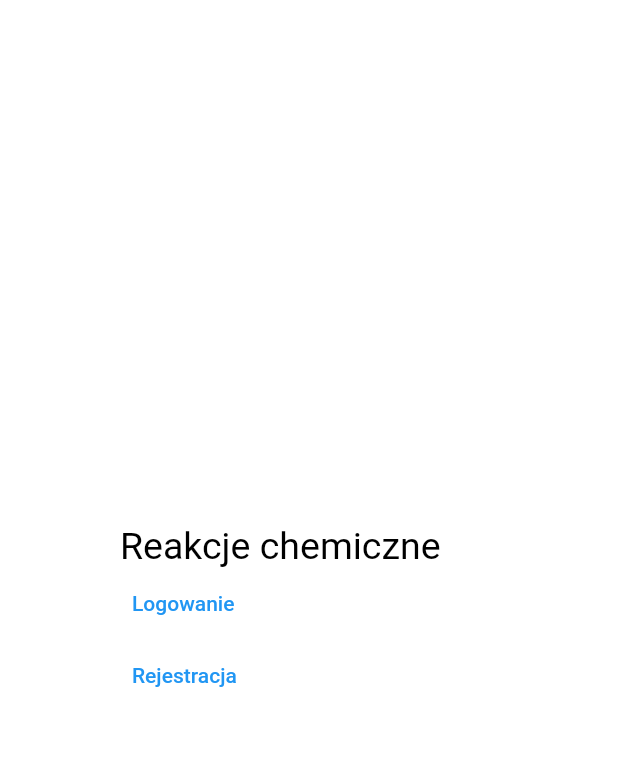
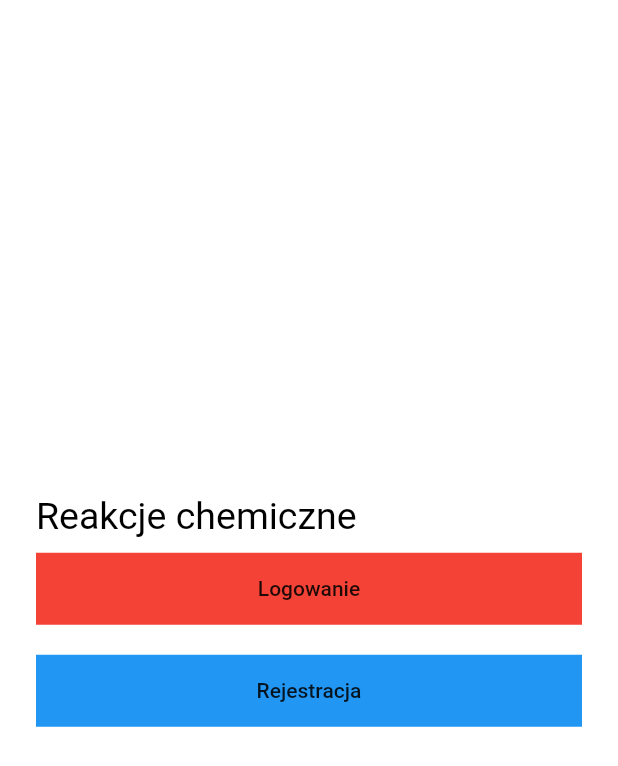
Before and after one commit to Sandra-chemist/SAEP-ReakcjeOrganiczne, a Flutter app: the screen it shows after launch, on a phone screen of 412 x 824 dp. Shown: the top 766 px of the screen. Run offline on Flutter 3.47's test engine with Material 2 defaults, Android fonts, the phone set to English and light mode, and no system bars.

Commit message:
TextButton was changed into MaterialButton

```diff
--- a/lib/screens/welcome_screen.dart
+++ b/lib/screens/welcome_screen.dart
@@ -1,4 +1,6 @@
 import 'package:flutter/material.dart';
+import 'package:saep_reakcje_organiczne/screens/login_screen.dart';
+import 'package:saep_reakcje_organiczne/screens/registration_screen.dart';
 
 class WelcomeScreen extends StatefulWidget {
   static const String id = 'welcome_screen';
@@ -14,38 +16,46 @@ class _WelcomeScreenState extends State<WelcomeScreen> {
     return Scaffold(
       backgroundColor: Colors.white,
       body: Padding(
-        padding: EdgeInsets.symmetric(horizontal: 80.0),
+        padding: EdgeInsets.symmetric(horizontal: 24.0),
         child: Column(
           mainAxisAlignment: MainAxisAlignment.center,
+          crossAxisAlignment: CrossAxisAlignment.stretch,
           children: [
             Row(
               children: const [
                 Text(
+                  textAlign: TextAlign.center,
                   'Reakcje chemiczne',
-                  style: TextStyle(color: Colors.black, fontSize: 25.0),
+                  style: TextStyle(
+                    color: Colors.black,
+                    fontSize: 25.0,
+                  ),
                 ),
               ],
             ),
-            Row(
-              children: [
-                TextButton(
+            Padding(
+                padding: EdgeInsets.symmetric(vertical: 10.0),
+                child: Material(
+                  color: Colors.red,
+                  child: MaterialButton(
+                    onPressed: () {
+                      Navigator.pushNamed(context, LoginScreen.id);
+                    },
+                    child: const Text('Logowanie'),
+                  ),
+                )),
+            Padding(
+              padding: EdgeInsets.symmetric(vertical: 10.0),
+              child: Material(
+                color: Colors.blue,
+                child: MaterialButton(
                   onPressed: () {
-                    Navigator.pushNamed(context, 'login_screen');
-                  },
-                  child: const Text('Logowanie'),
-                ),
-              ],
-            ),
-            Row(
-              children: [
-                TextButton(
-                  onPressed: () {
-                    Navigator.pushNamed(context, 'registration_screen');
+                    Navigator.pushNamed(context, RegistrationScreen.id);
                   },
                   child: const Text('Rejestracja'),
                 ),
-              ],
-            )
+              ),
+            ),
           ],
         ),
       ),
```
